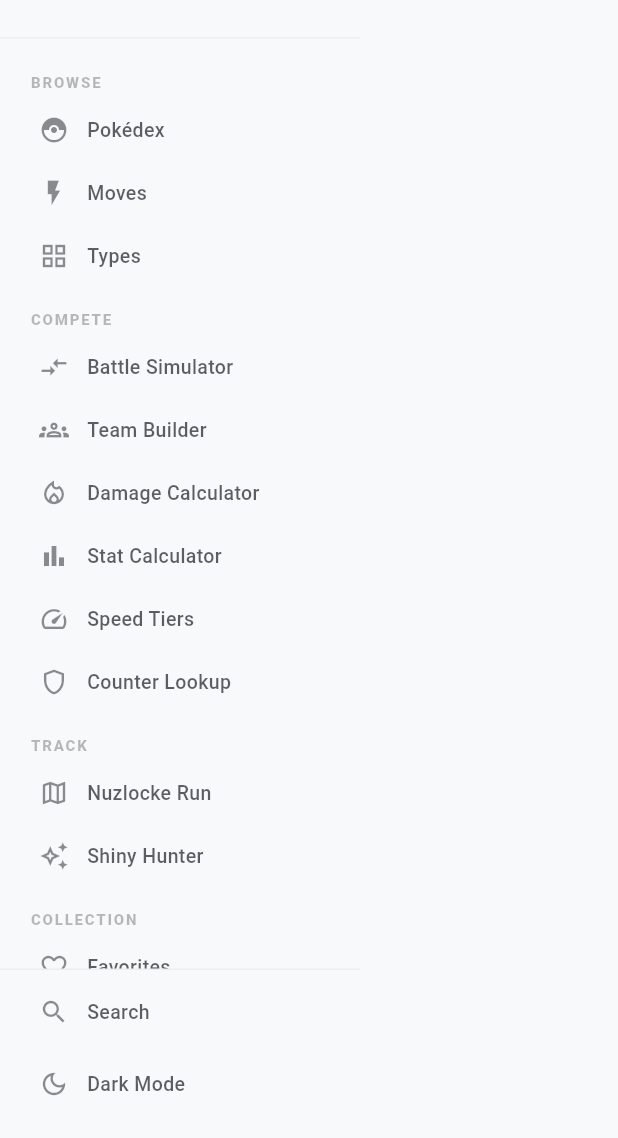
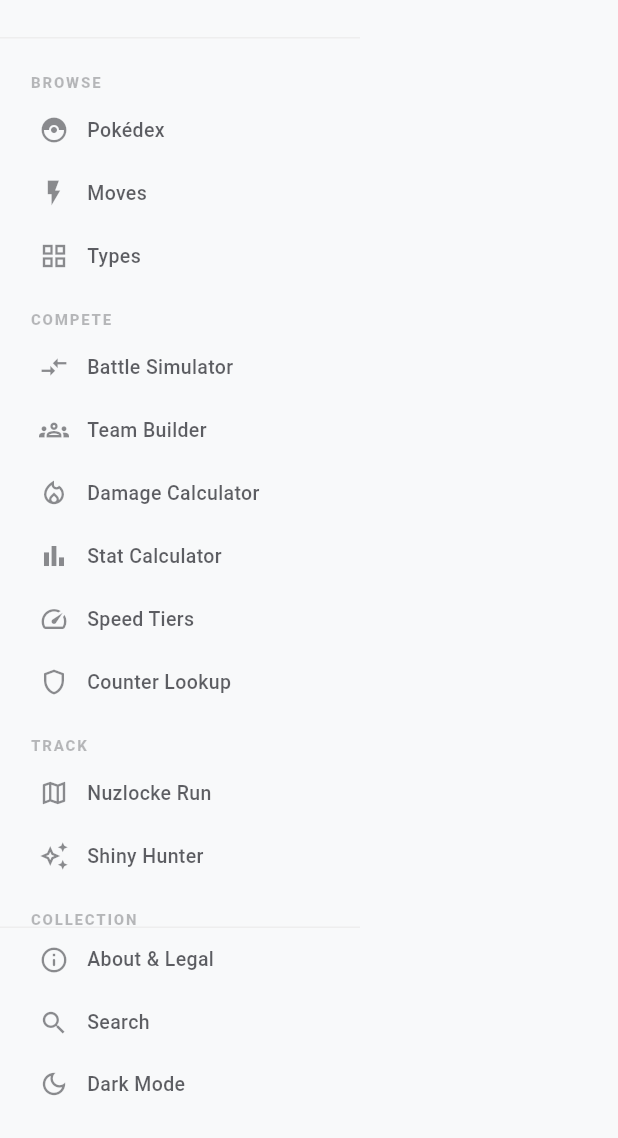
Before and after one commit to silkyrich/pokedex-flutter, a Flutter app: the _DesktopSidebar widget shown alone on an empty page, opened directly with empty values, on a phone screen of 412 x 824 dp, the part 98-1236 px from its top. Run offline on Flutter 3.47's test engine with Material 3 defaults, Android fonts, the phone set to English and light mode, and no system bars; our stand-ins replace go_router, shared_preferences; accounts and stored records are empty; network calls fail.

```diff
--- a/pokemondb/lib/main.dart
+++ b/pokemondb/lib/main.dart
@@ -17,6 +17,7 @@ import 'screens/speed_tiers_screen.dart';
 import 'screens/counter_screen.dart';
 import 'screens/nuzlocke_screen.dart';
 import 'screens/shiny_hunter_screen.dart';
+import 'screens/about_screen.dart';
 import 'widgets/navigation_shell.dart';
 import 'services/app_state.dart';
 
@@ -85,6 +86,7 @@ final _router = GoRouter(
         ),
         GoRoute(path: '/tools/nuzlocke', builder: (context, state) => const NuzlockeScreen()),
         GoRoute(path: '/tools/shiny', builder: (context, state) => const ShinyHunterScreen()),
+        GoRoute(path: '/about', builder: (context, state) => const AboutScreen()),
         GoRoute(path: '/favorites', builder: (context, state) => const FavoritesScreen()),
         GoRoute(path: '/search', builder: (context, state) => const SearchScreen()),
         GoRoute(
--- a/pokemondb/lib/widgets/navigation_shell.dart
+++ b/pokemondb/lib/widgets/navigation_shell.dart
@@ -279,8 +279,16 @@ class _MobileDrawer extends StatelessWidget {
               ),
             ),
 
-            // Bottom: search + theme
+            // Bottom: about + search + theme
             const Divider(height: 1),
+            _DrawerItem(
+              item: const _NavItem('/about', 'About & Legal', Icons.info_outline_rounded, Icons.info_rounded),
+              isActive: _isActive('/about'),
+              onTap: () {
+                Navigator.of(context).pop();
+                context.go('/about');
+              },
+            ),
             Padding(
               padding: const EdgeInsets.symmetric(horizontal: 12, vertical: 8),
               child: Row(
@@ -412,6 +420,64 @@ class _DrawerBottomButton extends StatelessWidget {
                 ),
               ),
             ],
+          ),
+        ),
+      ),
+    );
+  }
+}
+
+class _SidebarButton extends StatelessWidget {
+  final IconData icon;
+  final String label;
+  final bool isActive;
+  final ColorScheme colorScheme;
+  final VoidCallback onTap;
+
+  const _SidebarButton({
+    required this.icon,
+    required this.label,
+    required this.isActive,
+    required this.colorScheme,
+    required this.onTap,
+  });
+
+  @override
+  Widget build(BuildContext context) {
+    return Padding(
+      padding: const EdgeInsets.symmetric(horizontal: 12, vertical: 1),
+      child: Material(
+        color: Colors.transparent,
+        borderRadius: BorderRadius.circular(10),
+        child: InkWell(
+          borderRadius: BorderRadius.circular(10),
+          onTap: onTap,
+          child: Container(
+            padding: const EdgeInsets.symmetric(horizontal: 14, vertical: 10),
+            decoration: BoxDecoration(
+              color: isActive
+                  ? colorScheme.primary.withOpacity(0.1)
+                  : Colors.transparent,
+              borderRadius: BorderRadius.circular(10),
+            ),
+            child: Row(
+              children: [
+                Icon(icon, size: 20, color: isActive
+                    ? colorScheme.primary
+                    : colorScheme.onSurface.withOpacity(0.5)),
+                const SizedBox(width: 12),
+                Text(
+                  label,
+                  style: TextStyle(
+                    fontWeight: isActive ? FontWeight.w700 : FontWeight.w500,
+                    fontSize: 13,
+                    color: isActive
+                        ? colorScheme.primary
+                        : colorScheme.onSurface.withOpacity(0.7),
+                  ),
+                ),
+              ],
+            ),
           ),
         ),
       ),
@@ -620,33 +686,19 @@ class _DesktopSidebar extends StatelessWidget {
 
           // Bottom actions
           const Divider(height: 1),
-          Padding(
-            padding: const EdgeInsets.symmetric(horizontal: 12, vertical: 8),
-            child: Material(
-              color: Colors.transparent,
-              borderRadius: BorderRadius.circular(10),
-              child: InkWell(
-                borderRadius: BorderRadius.circular(10),
-                onTap: () => context.go('/search'),
-                child: Padding(
-                  padding: const EdgeInsets.symmetric(horizontal: 14, vertical: 10),
-                  child: Row(
-                    children: [
-                      Icon(Icons.search, size: 20, color: colorScheme.onSurface.withOpacity(0.5)),
-                      const SizedBox(width: 12),
-                      Text(
-                        'Search',
-                        style: TextStyle(
-                          fontWeight: FontWeight.w500,
-                          fontSize: 13,
-                          color: colorScheme.onSurface.withOpacity(0.7),
-                        ),
-                      ),
-                    ],
-                  ),
-                ),
-              ),
-            ),
+          _SidebarButton(
+            icon: Icons.info_outline_rounded,
+            label: 'About & Legal',
+            isActive: _isActive('/about'),
+            colorScheme: colorScheme,
+            onTap: () => context.go('/about'),
+          ),
+          _SidebarButton(
+            icon: Icons.search,
+            label: 'Search',
+            isActive: _isActive('/search'),
+            colorScheme: colorScheme,
+            onTap: () => context.go('/search'),
           ),
           Padding(
             padding: const EdgeInsets.symmetric(horizontal: 12),
--- a/pokemondb/pubspec.yaml
+++ b/pokemondb/pubspec.yaml
@@ -13,6 +13,7 @@ dependencies:
   http: ^1.1.0
   go_router: ^12.0.0
   shared_preferences: ^2.2.2
+  url_launcher: ^6.2.1
 
 dev_dependencies:
   flutter_test:
```
Also changed, not shown: pokemondb/lib/screens/about_screen.dart (added, +303 -0 lines), pokemondb/lib/screens/home_screen.dart (+38 -25 lines).
